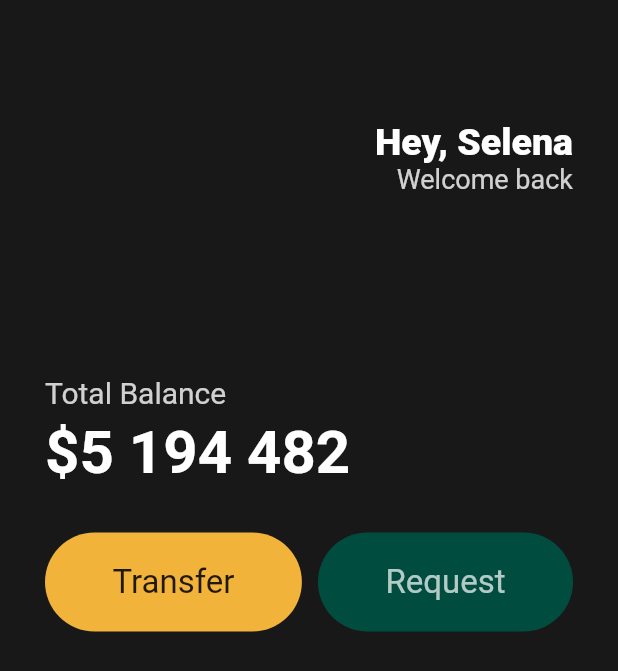
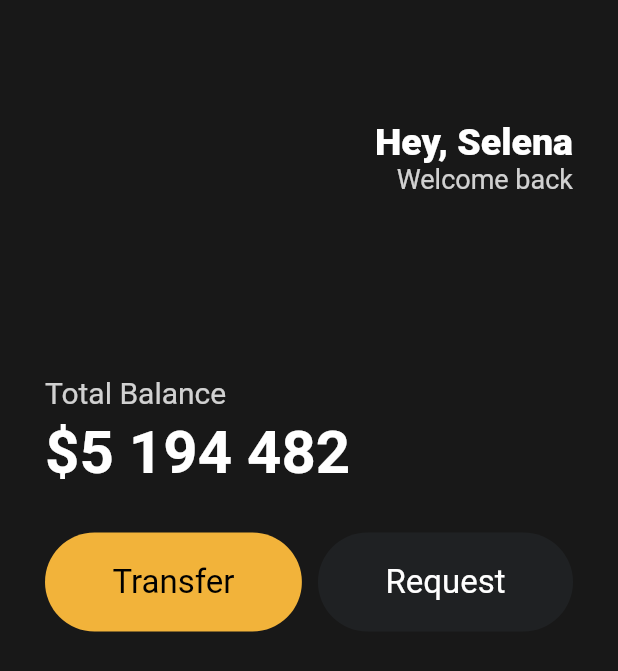
Before and after one commit to baekjungkim/wallets, a Flutter app: the screen it shows after launch, on a phone screen of 412 x 824 dp. Shown: the top 671 px of the screen. Run offline on Flutter 3.47's test engine with Material 2 defaults, Android fonts, the phone set to English and light mode, and no system bars.

Commit message:
#3.5 Reusable Widgets

```diff
--- a/lib/main.dart
+++ b/lib/main.dart
@@ -1,7 +1,8 @@
 import 'package:flutter/material.dart';
+import 'package:toonflix/widgets/button.dart';
 
 void main() {
-  runApp(App());
+  runApp(const App());
 }
 
 class App extends StatelessWidget {
@@ -73,43 +74,16 @@ class App extends StatelessWidget {
               ),
               Row(
                 mainAxisAlignment: MainAxisAlignment.spaceBetween,
-                children: [
-                  Container(
-                    decoration: BoxDecoration(
-                      color: const Color(0xfff2b33a),
-                      borderRadius: BorderRadius.circular(45),
-                    ),
-                    child: const Padding(
-                      padding: EdgeInsets.symmetric(
-                        vertical: 20,
-                        horizontal: 45,
-                      ),
-                      child: Text(
-                        'Transfer',
-                        style: TextStyle(
-                          fontSize: 22,
-                        ),
-                      ),
-                    ),
+                children: const [
+                  Button(
+                    text: 'Transfer',
+                    buttonColor: Color(0xfff2b33a),
+                    textColor: Colors.black,
                   ),
-                  Container(
-                    decoration: BoxDecoration(
-                      color: Colors.teal.shade900,
-                      borderRadius: BorderRadius.circular(45),
-                    ),
-                    child: const Padding(
-                      padding: EdgeInsets.symmetric(
-                        vertical: 20,
-                        horizontal: 45,
-                      ),
-                      child: Text(
-                        'Request',
-                        style: TextStyle(
-                          color: Colors.white70,
-                          fontSize: 22,
-                        ),
-                      ),
-                    ),
+                  Button(
+                    text: 'Request',
+                    buttonColor: Color(0xff1f2123),
+                    textColor: Colors.white,
                   ),
                 ],
               ),
--- /dev/null
+++ b/lib/widgets/button.dart
@@ -0,0 +1,37 @@
+import 'package:flutter/material.dart';
+
+class Button extends StatelessWidget {
+  final String text;
+  final Color buttonColor;
+  final Color textColor;
+
+  const Button({
+    super.key,
+    required this.text,
+    required this.buttonColor,
+    required this.textColor,
+  });
+
+  @override
+  Widget build(BuildContext context) {
+    return Container(
+      decoration: BoxDecoration(
+        color: buttonColor,
+        borderRadius: BorderRadius.circular(45),
+      ),
+      child: Padding(
+        padding: const EdgeInsets.symmetric(
+          vertical: 20,
+          horizontal: 45,
+        ),
+        child: Text(
+          text,
+          style: TextStyle(
+            color: textColor,
+            fontSize: 22,
+          ),
+        ),
+      ),
+    );
+  }
+}
```
